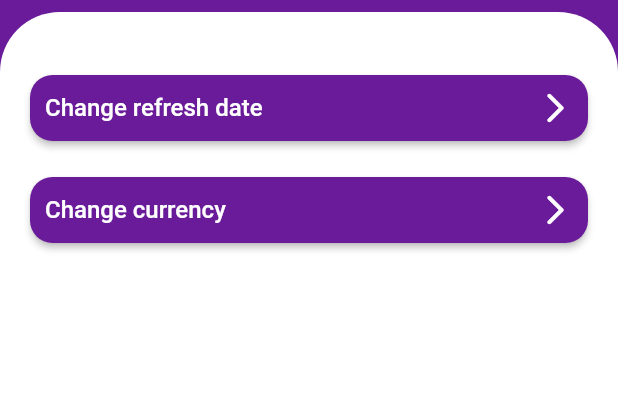
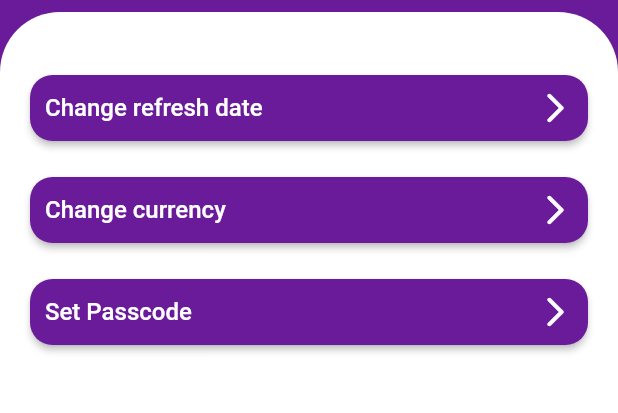
Before and after one commit to Jifflis/myBudget-flutter-app, a Flutter app: the SettingsScreen screen opened by its route, on a phone screen of 412 x 824 dp, the part 84-497 px from its top. Run offline on Flutter 3.47's test engine with Material 2 defaults, Android fonts, the phone set to English and light mode, and no system bars; drawn by our look-alikes of oktoast; our stand-ins replace flutter_svg, get, sqflite; missing offline and left inert: flutter_pin_code_fields; accounts and stored records are empty.

Commit message:
Set Passcode

```diff
--- /dev/null
+++ b/lib/controller/set_passcode_controller.dart
@@ -0,0 +1,182 @@
+import 'package:flutter/cupertino.dart';
+import 'package:mybudget/controller/base_controller.dart';
+
+enum PinValidation {
+  nutral,
+  error,
+  success,
+}
+
+class SetPasscodeController extends BaseController {
+  bool _isEnabled = false;
+
+  bool _isShowCurrentPin = false;
+  bool _isShowNewPin = false;
+  bool _isShowVerifyPin = false;
+
+  PinValidation _currentPinValidation = PinValidation.nutral;
+  PinValidation _newPinValidation = PinValidation.nutral;
+  PinValidation _verifyPinValidation = PinValidation.nutral;
+
+  final TextEditingController currentPinController = TextEditingController();
+  final TextEditingController newPinController = TextEditingController();
+  final TextEditingController verifyPinController = TextEditingController();
+
+  final TextEditingController emailRecoveryController = TextEditingController();
+
+  /// get data [_currentPinValidation]
+  ///
+  ///
+  PinValidation get currentPinValidation => _currentPinValidation;
+
+  /// set data [_currentPinValidation]
+  ///
+  ///
+  set currentPinValidation(PinValidation val) {
+    _currentPinValidation = val;
+    update();
+  }
+
+  /// get data [_newPinValidation]
+  ///
+  ///
+  PinValidation get newPinValidation => _newPinValidation;
+
+  /// set data [_newPinValidation]
+  ///
+  ///
+  set newPinValidation(PinValidation val) {
+    _newPinValidation = val;
+    update();
+  }
+
+  /// get data [_verifyPinValidation]
+  ///
+  ///
+  PinValidation get verifyPinValidation => _verifyPinValidation;
+
+  /// set data [_verifyPinValidation]
+  ///
+  ///
+  set verifyPinValidation(PinValidation val) {
+    _verifyPinValidation = val;
+    update();
+  }
+
+  /// currentPin OnChange
+  ///
+  ///
+  void currentPinOnChange(String value) {
+    if (currentPinController.text.length < 4) {
+      currentPinValidation = PinValidation.nutral;
+    } else {
+      currentPinValidation = PinValidation.success;
+    }
+    update();
+  }
+
+  /// newPin OnChange
+  ///
+  ///
+  void newPinOnChange(String value) {
+    if (newPinController.text.length < 4) {
+      newPinValidation = PinValidation.nutral;
+    } else {
+      newPinValidation = PinValidation.success;
+    }
+
+    verifyPinOnChange(null);
+    update();
+  }
+
+  /// verifyPin OnChange
+  ///
+  ///
+  void verifyPinOnChange(String value) {
+    if (newPinController.text.length < 4 ||
+        verifyPinController.text.length < 4) {
+      verifyPinValidation = PinValidation.nutral;
+    }
+
+    if (newPinController.text == verifyPinController.text &&
+        newPinController.text.length == 4 &&
+        verifyPinController.text.length == 4) {
+      verifyPinValidation = PinValidation.success;
+    } else if (newPinController.text != verifyPinController.text &&
+        newPinController.text.length == 4 &&
+        verifyPinController.text.length == 4) {
+      verifyPinValidation = PinValidation.error;
+    }
+    update();
+  }
+
+  /// get data [_isEnabled]
+  ///
+  ///
+  bool get isEnabled => _isEnabled;
+
+  /// set data [_isEnabled]
+  ///
+  ///
+  set isEnabled(bool val) {
+    _isEnabled = val;
+    update();
+  }
+
+  /// get data [_isShowCurrentPin]
+  ///
+  ///
+  bool get isShowCurrentPin => _isShowCurrentPin;
+
+  /// set data [_isShowCurrentPin]
+  ///
+  ///
+  set isShowCurrentPin(bool val) {
+    _isShowCurrentPin = val;
+    update();
+  }
+
+  /// get data [_isShowNewPin]
+  ///
+  ///
+  bool get isShowNewPin => _isShowNewPin;
+
+  /// set data [_isShowNewPin]
+  ///
+  ///
+  set isShowNewPin(bool val) {
+    _isShowNewPin = val;
+    update();
+  }
+
+  /// get data [_isShowVerifyPin]
+  ///
+  ///
+  bool get isShowVerifyPin => _isShowVerifyPin;
+
+  /// set data [_isShowVerifyPin]
+  ///
+  ///
+  set isShowVerifyPin(bool val) {
+    _isShowVerifyPin = val;
+    update();
+  }
+
+  bool pinVerifyValidation() {
+    // if (newPinController.text.length < 4 ||
+    //     verifyPinController.text.length < 4) {
+    //   return null;
+    // }
+
+    return newPinController.text == verifyPinController.text;
+  }
+
+  @override
+  void dispose() {
+    super.dispose();
+    currentPinController.dispose();
+    newPinController.dispose();
+    verifyPinController.dispose();
+    emailRecoveryController.dispose();
+  }
+}
--- a/lib/routes.dart
+++ b/lib/routes.dart
@@ -2,6 +2,7 @@ import 'package:flutter/cupertino.dart';
 import 'package:flutter/services.dart';
 
 import 'package:mybudget/view/screen/add_transaction_screen.dart';
+import 'package:mybudget/view/screen/set_passcode_screen.dart';
 import 'package:mybudget/view/screen/view_transaction_screen.dart';
 import 'package:mybudget/view/screen/change_currency_screen.dart';
 
@@ -31,6 +32,7 @@ class Routes {
   static const String SCREEN_ADD_TRANSACTION = '/add_transaction_screen';
   static const String SCREEN_VIEW_TRANSACTION = '/view_transaction_screen';
   static const String SCREEN_CHANGE_CURRENCY = '/change_currency_screen';
+  static const String SCREEN_SET_PASSCODE = '/set_passcode_screen';
 
   //navigator key ------------------------------------------------------------
   /// set navigators key.
@@ -115,6 +117,9 @@ class Routes {
 
       case SCREEN_CHANGE_CURRENCY:
         screen = ChangeCurrencyScreen();
+        break;
+      case SCREEN_SET_PASSCODE:
+        screen = SetPasscodeScreen();
 
         break;
     }
--- /dev/null
+++ b/lib/view/screen/set_passcode_screen.dart
@@ -0,0 +1,214 @@
+import 'package:flutter/gestures.dart';
+import 'package:flutter/material.dart';
+import 'package:flutter/services.dart';
+import 'package:flutter_pin_code_fields/flutter_pin_code_fields.dart';
+import 'package:get/get.dart';
+import 'package:mybudget/controller/set_passcode_controller.dart';
+import 'package:mybudget/view/screen/template_screen.dart';
+import 'package:mybudget/view/widget/budget_button.dart';
+import 'package:mybudget/view/widget/budget_text_field.dart';
+
+class SetPasscodeScreen extends TemplateScreen {
+  @override
+  Widget get title => const Text('Set Passcode');
+
+  @override
+  Widget getLeading(BuildContext context) => IconButton(
+      onPressed: () => Navigator.pop(context),
+      icon: const Icon(Icons.arrow_back_ios_rounded));
+
+  @override
+  Widget buildBody(BuildContext context) {
+    final SetPasscodeController controller = Get.put(SetPasscodeController());
+
+    return GetBuilder<SetPasscodeController>(
+      init: controller,
+      builder: (_) {
+        return SingleChildScrollView(
+          child: Container(
+            margin: const EdgeInsets.fromLTRB(40, 5, 40, 80),
+            child: Column(
+              children: <Widget>[
+                _switch(controller),
+                _pinContainer(controller),
+                _recoveryEmailContainer(controller),
+                const SizedBox(height: 40),
+                BudgetButton(() {}, 'Save'),
+              ],
+            ),
+          ),
+        );
+      },
+    );
+  }
+
+  /// Switch widget
+  ///
+  ///
+  Widget _switch(SetPasscodeController controller) => Row(
+        children: <Widget>[
+          Switch(
+              activeTrackColor: Colors.black,
+              activeColor: Colors.white,
+              value: controller.isEnabled,
+              onChanged: (bool val) {
+                controller.isEnabled = val;
+              }),
+          Text(
+            controller.isEnabled ? 'Enabled' : 'Disabled',
+            style: const TextStyle(
+              fontWeight: FontWeight.bold,
+            ),
+          )
+        ],
+      );
+
+  Widget _pinContainer(SetPasscodeController controller) => Column(
+        children: <Widget>[
+          _pin(
+            label: 'Current Pin',
+            controller: controller.currentPinController,
+            isShow: controller.isShowCurrentPin,
+            onShow: (bool val) => controller.isShowCurrentPin = val,
+            validation: controller.currentPinValidation,
+            onChange: controller.currentPinOnChange,
+          ),
+          _pin(
+              label: 'New Pin',
+              controller: controller.newPinController,
+              isShow: controller.isShowNewPin,
+              onShow: (bool val) => controller.isShowNewPin = val,
+              validation: controller.newPinValidation,
+              onChange: controller.newPinOnChange),
+          _pin(
+            label: 'Verify',
+            controller: controller.verifyPinController,
+            isShow: controller.isShowVerifyPin,
+            onShow: (bool val) => controller.isShowVerifyPin = val,
+            validation: controller.verifyPinValidation,
+            onChange: controller.verifyPinOnChange,
+          ),
+          const SizedBox(height: 20),
+          const Text(
+            'Set-up passcode for this device',
+            textAlign: TextAlign.center,
+            style: TextStyle(
+              color: Colors.black45,
+              fontSize: 20,
+              fontWeight: FontWeight.w400,
+            ),
+          ),
+        ],
+      );
+
+  Widget _recoveryEmailContainer(SetPasscodeController controller) => Container(
+        margin: const EdgeInsets.only(top: 20),
+        child: Column(
+          children: <Widget>[
+            Row(
+              crossAxisAlignment: CrossAxisAlignment.start,
+              children: <Widget>[
+                const Text(
+                  '*',
+                  style: TextStyle(color: Colors.red),
+                ),
+                const SizedBox(width: 5),
+                Expanded(
+                    child: BudgetTextField(
+                  controller: controller.emailRecoveryController,
+                )),
+              ],
+            ),
+            const SizedBox(height: 5),
+            const Text(
+              'Recovery email',
+              textAlign: TextAlign.center,
+              style: TextStyle(
+                color: Colors.black45,
+                fontSize: 14,
+                fontWeight: FontWeight.w400,
+              ),
+            ),
+            const SizedBox(height: 18),
+            const Text(
+              'Set Recovery email in case of forgotten passcode',
+              textAlign: TextAlign.center,
+              style: TextStyle(
+                color: Colors.black45,
+                fontSize: 18,
+                fontWeight: FontWeight.w400,
+              ),
+            ),
+          ],
+        ),
+      );
+
+  /// Pin Widget
+  ///
+  ///
+  Widget _pin({
+    @required String label,
+    @required TextEditingController controller,
+    @required bool isShow,
+    @required Function(bool) onShow,
+    @required PinValidation validation,
+    @required Function(String) onChange,
+  }) =>
+      Column(
+        mainAxisAlignment: MainAxisAlignment.center,
+        children: <Widget>[
+          Row(
+            mainAxisAlignment: MainAxisAlignment.spaceEvenly,
+            children: <Widget>[
+              const Text(
+                '*',
+                style: TextStyle(color: Colors.red),
+              ),
+              if (validation == PinValidation.success)
+                const Icon(
+                  Icons.check,
+                  color: Colors.green,
+                ),
+              if (validation == PinValidation.error)
+                const Icon(
+                  Icons.error,
+                  color: Colors.red,
+                ),
+              if (validation == PinValidation.nutral) const SizedBox(width: 20),
+              Container(
+                alignment: Alignment.center,
+                width: 100,
+                child: PinCodeFields(
+                    controller: controller,
+                    autoHideKeyboard: false,
+                    keyboardType: TextInputType.number,
+                    activeBorderColor: Colors.purple,
+                    padding: EdgeInsets.zero,
+                    textStyle: const TextStyle(
+                      color: Colors.purple,
+                      fontSize: 20,
+                      fontWeight: FontWeight.bold,
+                    ),
+                    obscureCharacter: 'O',
+                    obscureText: !isShow,
+                    onChange: onChange),
+              ),
+              InkWell(
+                  onTap: () => onShow(!isShow),
+                  child: Text(
+                    !isShow ? 'SHOW' : 'HIDE',
+                    style: const TextStyle(
+                      color: Colors.grey,
+                      fontWeight: FontWeight.w400,
+                      fontSize: 18,
+                    ),
+                  ))
+            ],
+          ),
+          Text(label,
+              style: const TextStyle(
+                color: Colors.grey,
+              )),
+        ],
+      );
+}
--- a/lib/view/screen/settings_screen.dart
+++ b/lib/view/screen/settings_screen.dart
@@ -18,6 +18,9 @@ class SettingsScreen extends TemplateScreen {
           const SizedBox(height: 20),
           _button('Change currency',
               () => Routes.pushNamed(Routes.SCREEN_CHANGE_CURRENCY)),
+          const SizedBox(height: 20),
+          _button('Set Passcode',
+              () => Routes.pushNamed(Routes.SCREEN_SET_PASSCODE)),
         ],
       ),
     );
--- a/pubspec.yaml
+++ b/pubspec.yaml
@@ -32,6 +32,7 @@ dependencies:
   path: ^1.7.0
   sqflite: ^1.3.0
   uuid: ^2.2.2
+  flutter_pin_code_fields: ^1.1.0
 
   # The following adds the Cupertino Icons font to your application.
   # Use with the CupertinoIcons class for iOS style icons.
```
